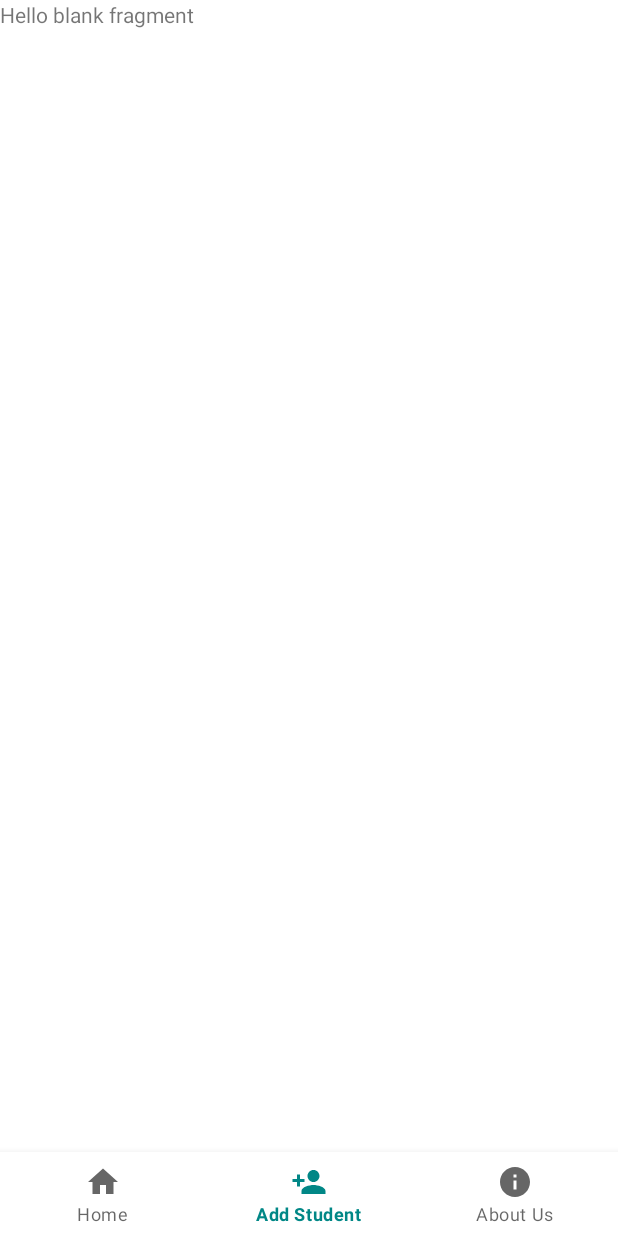
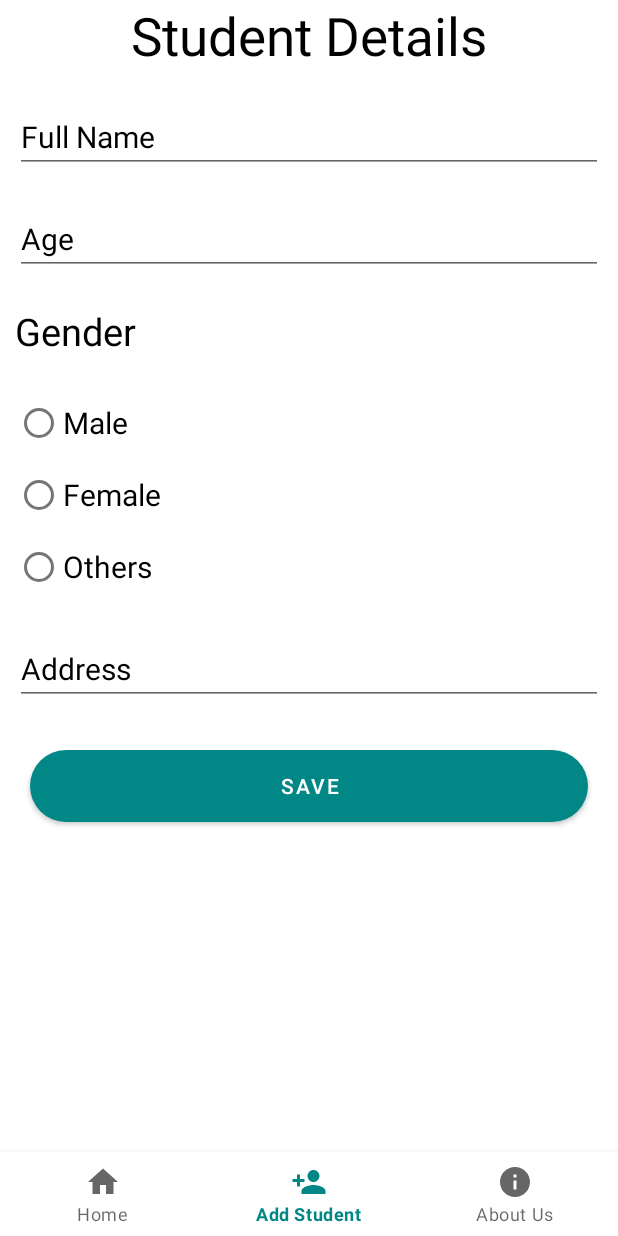
Before and after one commit to Rojan904/SoftUserClone, an Android app: the DashboardActivity screen opened directly, with no data from a screen before it, item 2 of the bottom bar chosen, on a phone screen of 412 x 824 dp. Run offline under Robolectric (Android 15) with nearby library versions, the phone set to English and light mode, and no system bars.

Commit message:
Designed student fragment.

```diff
--- a/app/src/main/java/com/rozan/softuserclone/DashboardActivity.kt
+++ b/app/src/main/java/com/rozan/softuserclone/DashboardActivity.kt
@@ -17,7 +17,7 @@ class DashboardActivity : AppCompatActivity() {
         super.onCreate(savedInstanceState)
         setContentView(R.layout.activity_dashboard)
 
-        toolbar= supportActionBar!!
+//        toolbar= supportActionBar!!
         bottomNavigation=findViewById(R.id.bottomNavigation)
         bottomNavigation.setOnNavigationItemSelectedListener(mOnNavigationItemSelectedListener)
         openFragment(HomeFragment())
--- a/app/src/main/res/layout/fragment_student.xml
+++ b/app/src/main/res/layout/fragment_student.xml
@@ -5,10 +5,93 @@
     android:layout_height="match_parent"
     tools:context=".fragments.StudentFragment">
 
-    <!-- TODO: Update blank fragment layout -->
+<LinearLayout
+    android:layout_width="match_parent"
+    android:layout_height="wrap_content"
+    android:orientation="vertical">
     <TextView
         android:layout_width="match_parent"
-        android:layout_height="match_parent"
-        android:text="@string/hello_blank_fragment" />
+        android:layout_height="wrap_content"
+        android:text="Student Details"
+        android:textSize="35sp"
+        android:textColor="@color/black"
+        android:gravity="center" />
+    <EditText
+        android:id="@+id/etName"
+        android:layout_width="match_parent"
+        android:layout_height="wrap_content"
+        android:hint="Full Name"
+        android:inputType="textPersonName"
+        android:textColorHint="@color/black"
+        android:textSize="20sp"
+        android:textColor="@color/black"
+        android:layout_marginTop="20dp"
+        android:layout_marginLeft="10dp"
+        android:layout_marginBottom="10dp"
+        android:layout_marginRight="10dp"
+        />
+    <EditText
+        android:id="@+id/etAge"
+        android:layout_width="match_parent"
+        android:layout_height="wrap_content"
+        android:hint="Age"
+        android:inputType="number"
+        android:textColorHint="@color/black"
+        android:textSize="20sp"
+        android:textColor="@color/black"
+        android:layout_margin="10dp"/>
+    <TextView
+        android:layout_width="match_parent"
+        android:layout_height="wrap_content"
+        android:text="Gender"
+        android:textSize="25sp"
+        android:layout_margin="10dp"
+        android:textColor="@color/black"/>
+    <RadioGroup
+        android:id="@+id/rdoGender"
+        android:layout_width="match_parent"
+        android:layout_height="wrap_content"
+        android:layout_margin="10dp">
+        <RadioButton
+            android:id="@+id/rdoMale"
+            android:layout_width="wrap_content"
+            android:layout_height="wrap_content"
+            android:text="Male"
+            android:textColor="@color/black"
+            android:textSize="20sp" />
+        <RadioButton
+            android:id="@+id/rdoFemale"
+            android:layout_width="wrap_content"
+            android:layout_height="wrap_content"
+            android:text="Female"
+            android:textColor="@color/black"
+            android:textSize="20sp" />
+        <RadioButton
+            android:id="@+id/rdoOthers"
+            android:layout_width="wrap_content"
+            android:layout_height="wrap_content"
+            android:text="Others"
+            android:textColor="@color/black"
+            android:textSize="20sp" />
+    </RadioGroup>
+    <EditText
+        android:id="@+id/etAddress"
+        android:layout_width="match_parent"
+        android:layout_height="wrap_content"
+        android:hint="Address"
+        android:textColorHint="@color/black"
+        android:textSize="20sp"
+        android:textColor="@color/black"
+        android:layout_margin="10dp"/>
+    <Button
+        android:id="@+id/btnSave"
+        android:layout_width="match_parent"
+        android:layout_height="wrap_content"
+        android:text="Save"
+        android:background="@drawable/button"
+        android:layout_margin="20dp"/>
+
+</LinearLayout>
+
 
 </FrameLayout>
```
